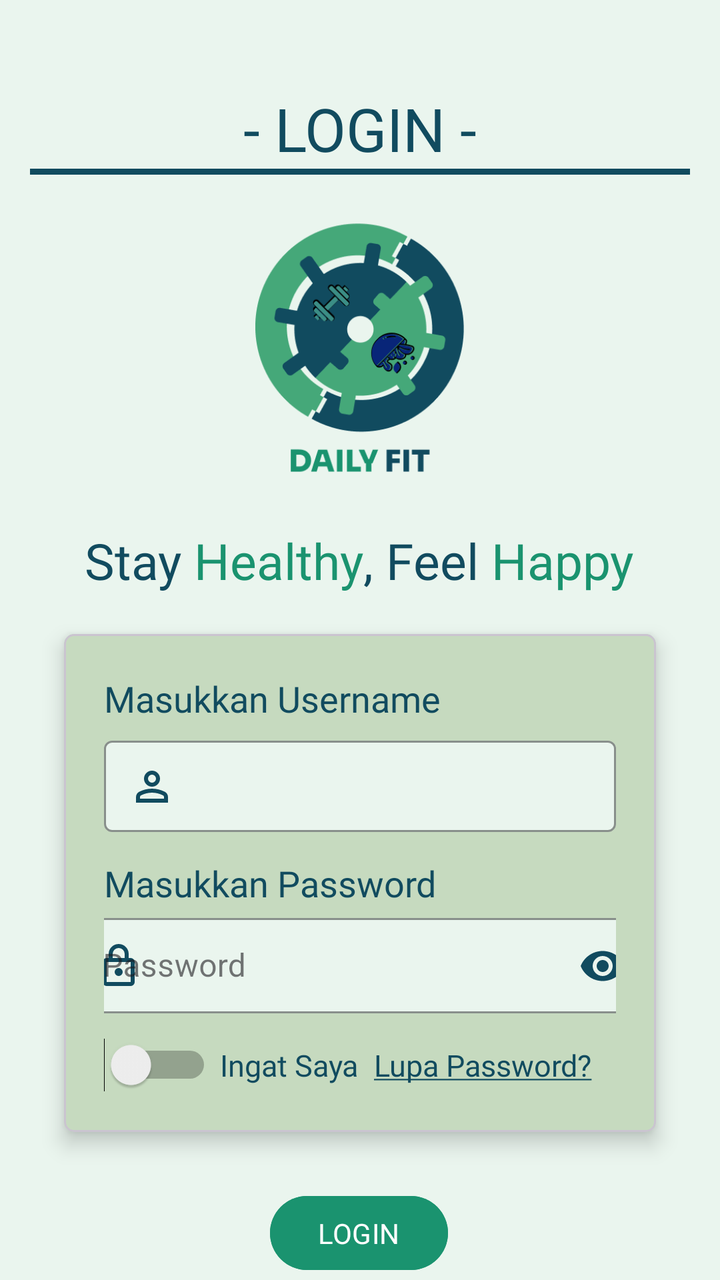
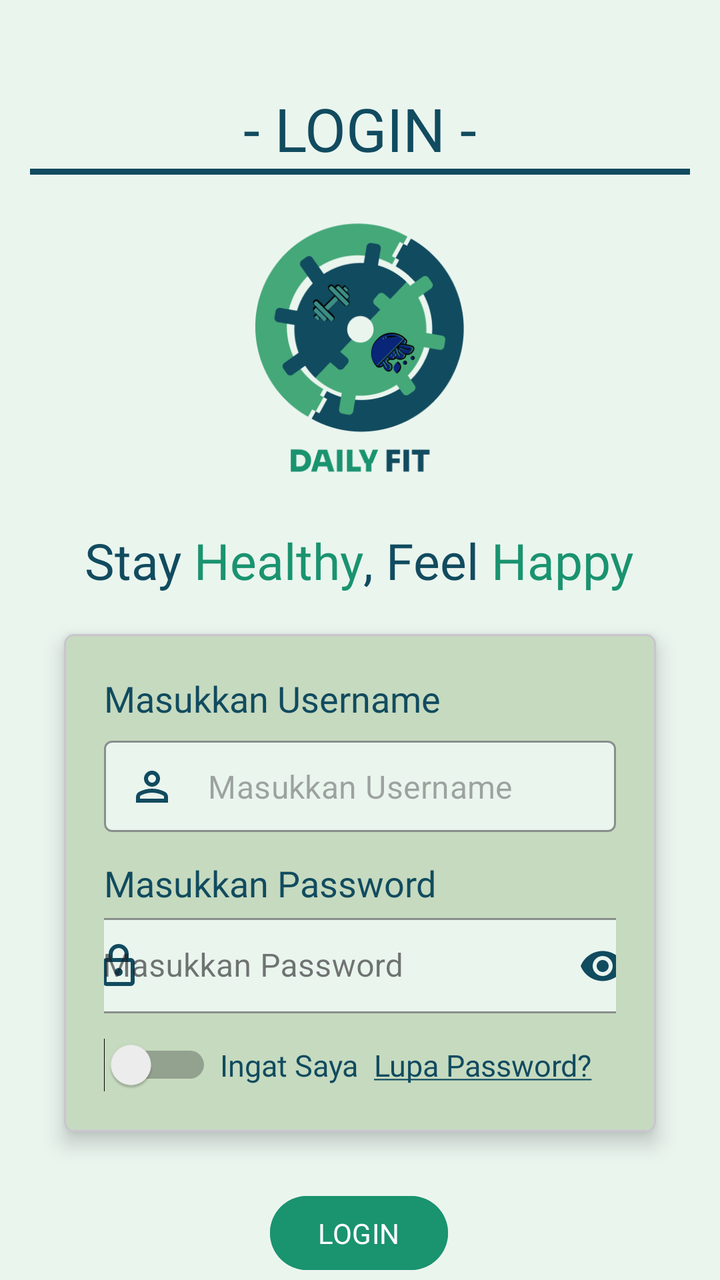

The first picture is an Android layout as it rendered before a commit; the second is the same layout after the commit. The layout source and the unified diff follow.
<!-- AndroidManifest.xml: application theme Theme.Sherine_TIA -->
<!-- res/layout/activity_login.xml -->
<?xml version="1.0" encoding="utf-8"?>
<androidx.constraintlayout.widget.ConstraintLayout xmlns:android="http://schemas.android.com/apk/res/android"
    xmlns:app="http://schemas.android.com/apk/res-auto"
    xmlns:tools="http://schemas.android.com/tools"
    android:id="@+id/main"
    android:layout_width="match_parent"
    android:layout_height="match_parent"
    android:background="@color/bgColour"
    tools:context=".LoginActivity">

    <ImageView
        android:id="@+id/imageView"
        android:layout_width="189dp"
        android:layout_height="150dp"
        android:layout_marginTop="9dp"
        app:layout_constraintEnd_toEndOf="parent"
        app:layout_constraintStart_toStartOf="parent"
        app:layout_constraintTop_toBottomOf="@+id/head"
        app:srcCompat="@drawable/logo_daily_fit" />

    <View
        android:id="@+id/toolbarLine"
        android:layout_width="330dp"
        android:layout_height="3dp"
        android:layout_gravity="bottom"
        android:background="@color/blue"
        app:layout_constraintEnd_toEndOf="parent"
        app:layout_constraintStart_toStartOf="parent"
        app:layout_constraintTop_toBottomOf="@+id/head" />

    <TextView
        android:id="@+id/textView"
        android:layout_width="wrap_content"
        android:layout_height="wrap_content"
        android:layout_marginTop="20dp"
        android:fontFamily="@font/nunito_bold"
        android:text="@string/tagline"
        android:textColor="@color/blue"
        android:textSize="25sp"
        app:layout_constraintEnd_toEndOf="parent"
        app:layout_constraintHorizontal_bias="0.497"
        app:layout_constraintStart_toStartOf="parent"
        app:layout_constraintTop_toBottomOf="@+id/imageView" />

    <com.google.android.material.card.MaterialCardView
        android:id="@+id/cardViewInput"
        android:layout_width="0dp"
        android:layout_height="wrap_content"
        android:layout_marginHorizontal="32dp"
        android:layout_marginTop="20dp"
        android:backgroundTint="@color/cardBg"
        app:cardCornerRadius="5dp"
        app:cardElevation="6dp"
        app:layout_constraintBottom_toTopOf="@+id/btnLogin"
        app:layout_constraintEnd_toEndOf="parent"
        app:layout_constraintStart_toStartOf="parent"
        app:layout_constraintTop_toBottomOf="@+id/textView">

        <androidx.constraintlayout.widget.ConstraintLayout
            android:layout_width="match_parent"
            android:layout_height="wrap_content"
            android:paddingHorizontal="20dp"
            android:paddingVertical="20dp">

            <TextView
                android:id="@+id/txtUsername"
                android:layout_width="wrap_content"
                android:layout_height="wrap_content"
                android:fontFamily="@font/nunito_medium"
                android:text="Masukkan Username"
                android:textColor="@color/blue"
                android:textSize="18sp"
                app:layout_constraintStart_toStartOf="parent"
                app:layout_constraintTop_toTopOf="parent" />

            <com.google.android.material.textfield.TextInputLayout
                android:id="@+id/textInputUsername"
                style="@style/Widget.MaterialComponents.TextInputLayout.OutlinedBox.Dense"
                android:layout_width="0dp"
                android:layout_height="wrap_content"
                android:layout_marginTop="8dp"
                android:hint="Username"
                app:boxBackgroundColor="@color/bgColour"
                app:boxCornerRadiusBottomEnd="4dp"
                app:boxCornerRadiusBottomStart="4dp"
                app:boxCornerRadiusTopEnd="4dp"
                app:boxCornerRadiusTopStart="4dp"
                app:boxStrokeColor="@color/blue"
                app:endIconMode="clear_text"
                app:hintEnabled="false"
                app:layout_constraintEnd_toEndOf="parent"
                app:layout_constraintStart_toStartOf="parent"
                app:layout_constraintTop_toBottomOf="@+id/txtUsername"
                app:startIconDrawable="@drawable/outline_person_24"
                app:startIconTint="@color/blue">

                <com.google.android.material.textfield.TextInputEditText
                    android:id="@+id/inputUsername"
                    android:layout_width="match_parent"
                    android:layout_height="wrap_content"
                    android:inputType="text"
                    android:paddingVertical="12dp"
                    android:textColor="@color/blue" />
            </com.google.android.material.textfield.TextInputLayout>

            <TextView
                android:id="@+id/txtPassword"
                android:layout_width="wrap_content"
                android:layout_height="wrap_content"
                android:layout_marginTop="12dp"
                android:fontFamily="@font/nunito_medium"
                android:text="Masukkan Password"
                android:textColor="@color/blue"
                android:textSize="18sp"
                app:layout_constraintStart_toStartOf="parent"
                app:layout_constraintTop_toBottomOf="@+id/textInputUsername" />

            <com.google.android.material.textfield.TextInputLayout
                android:id="@+id/textInputPassword"
                style="@style/Widget.MaterialComponents.TextInputLayout.OutlinedBox.Dense"
                android:layout_width="290dp"
                android:layout_height="wrap_content"
                android:layout_marginHorizontal="35dp"
                android:layout_marginStart="2dp"
                android:layout_marginEnd="2dp"
                android:hint="Password"
                app:boxBackgroundColor="@color/bgColour"
                app:boxStrokeColor="@color/blue"
                app:endIconMode="password_toggle"
                app:endIconTint="@color/blue"
                app:hintTextColor="@color/blue"
                app:layout_constraintEnd_toEndOf="parent"
                app:layout_constraintStart_toStartOf="parent"
                app:layout_constraintTop_toBottomOf="@+id/txtPassword"
                app:placeholderText="Masukkan Password"
                app:startIconDrawable="@drawable/outline_lock_24"
                app:startIconTint="@color/blue">

                <com.google.android.material.textfield.TextInputEditText
                    android:id="@+id/inputPassword"
                    android:layout_width="match_parent"
                    android:layout_height="wrap_content"
                    android:inputType="textPassword" />
            </com.google.android.material.textfield.TextInputLayout>

            <Switch
                android:id="@+id/switchRememberMe"
                android:layout_width="wrap_content"
                android:layout_height="wrap_content"
                android:layout_marginTop="12dp"
                app:layout_constraintBottom_toBottomOf="parent"
                app:layout_constraintStart_toStartOf="parent"
                app:layout_constraintTop_toBottomOf="@+id/textInputPassword" />

            <TextView
                android:id="@+id/textRememberMe"
                android:layout_width="wrap_content"
                android:layout_height="wrap_content"
                android:layout_marginStart="4dp"
                android:fontFamily="@font/nunito_regular"
                android:text="Ingat Saya"
                android:textColor="@color/blue"
                android:textSize="15sp"
                app:layout_constraintBottom_toBottomOf="@+id/switchRememberMe"
                app:layout_constraintStart_toEndOf="@+id/switchRememberMe"
                app:layout_constraintTop_toTopOf="@+id/switchRememberMe" />

            <TextView
                android:id="@+id/txtForgotPass"
                android:layout_width="125dp"
                android:layout_height="wrap_content"
                android:layout_marginEnd="4dp"
                android:fontFamily="@font/nunito_regular"
                android:text="@string/forgotPassword"
                android:textAlignment="center"
                android:textColor="@color/blue"
                android:textSize="15sp"
                app:layout_constraintBottom_toBottomOf="@+id/textRememberMe"
                app:layout_constraintEnd_toEndOf="parent"
                app:layout_constraintTop_toBottomOf="@+id/textInputPassword"
                app:layout_constraintVertical_bias="1.0" />
        </androidx.constraintlayout.widget.ConstraintLayout>

    </com.google.android.material.card.MaterialCardView>

    <Button
        android:id="@+id/btnLogin"
        android:layout_width="wrap_content"
        android:layout_height="45dp"
        android:layout_marginHorizontal="32dp"
        android:layout_marginTop="28dp"
        android:backgroundTint="@color/green"
        android:fontFamily="@font/nunito_medium"
        android:text="LOGIN"
        app:layout_constraintEnd_toEndOf="parent"
        app:layout_constraintHorizontal_bias="0.498"
        app:layout_constraintStart_toStartOf="parent"
        app:layout_constraintTop_toBottomOf="@+id/cardViewInput" />

    <TextView
        android:id="@+id/textView2"
        android:layout_width="wrap_content"
        android:layout_height="wrap_content"
        android:layout_marginTop="8dp"
        android:clickable="true"
        android:focusable="true"
        android:fontFamily="@font/nunito_regular"
        android:text="@string/txtRegister"
        android:textColor="@color/blue"
        android:textSize="15sp"
        app:layout_constraintEnd_toEndOf="parent"
        app:layout_constraintStart_toStartOf="parent"
        app:layout_constraintTop_toBottomOf="@+id/btnLogin" />

    <TextView
        android:id="@+id/head"
        android:layout_width="wrap_content"
        android:layout_height="wrap_content"
        android:layout_marginTop="44dp"
        android:fontFamily="@font/sora_bold"
        android:text="- LOGIN -"
        android:textColor="@color/blue"
        android:textSize="30sp"
        app:layout_constraintEnd_toEndOf="parent"
        app:layout_constraintStart_toStartOf="parent"
        app:layout_constraintTop_toTopOf="parent" />

    <Button
        android:id="@+id/btnRegister"
        android:layout_width="67dp"
        android:layout_height="18dp"
        android:background="@android:color/transparent"
        android:text=""
        app:layout_constraintBottom_toBottomOf="@+id/textView2"
        app:layout_constraintEnd_toEndOf="@+id/textView2"
        app:layout_constraintTop_toTopOf="@+id/textView2"
        app:layout_constraintVertical_bias="1.0" />

</androidx.constraintlayout.widget.ConstraintLayout>
<!-- resources referenced by this layout -->
<resources>
  <color name="bgColour">#EAF5EE</color>
  <color name="blue">#114B5F</color>
  <color name="cardBg">#C6DABF</color>
  <color name="green">#1A936F</color>
  <!-- drawable logo_daily_fit: png bitmap (drawable, 26245 bytes) -->
  <!-- drawable outline_lock_24 (drawable) -->
  <vector xmlns:android="http://schemas.android.com/apk/res/android"
      android:height="24dp"
      android:tint="#114B5F"
      android:viewportHeight="960"
      android:viewportWidth="960"
      android:width="24dp">
  
      <path
          android:fillColor="@android:color/white"
          android:pathData="M240,880Q207,880 183.5,856.5Q160,833 160,800L160,400Q160,367 183.5,343.5Q207,320 240,320L280,320L280,240Q280,157 338.5,98.5Q397,40 480,40Q563,40 621.5,98.5Q680,157 680,240L680,320L720,320Q753,320 776.5,343.5Q800,367 800,400L800,800Q800,833 776.5,856.5Q753,880 720,880L240,880ZM240,800L720,800Q720,800 720,800Q720,800 720,800L720,400Q720,400 720,400Q720,400 720,400L240,400Q240,400 240,400Q240,400 240,400L240,800Q240,800 240,800Q240,800 240,800ZM536.5,656.5Q560,633 560,600Q560,567 536.5,543.5Q513,520 480,520Q447,520 423.5,543.5Q400,567 400,600Q400,633 423.5,656.5Q447,680 480,680Q513,680 536.5,656.5ZM360,320L600,320L600,240Q600,190 565,155Q530,120 480,120Q430,120 395,155Q360,190 360,240L360,320ZM240,800Q240,800 240,800Q240,800 240,800L240,400Q240,400 240,400Q240,400 240,400L240,400Q240,400 240,400Q240,400 240,400L240,800Q240,800 240,800Q240,800 240,800Z" />
  
  </vector>
  <!-- drawable outline_person_24 (drawable) -->
  <vector xmlns:android="http://schemas.android.com/apk/res/android"
      android:height="24dp"
      android:tint="#114B5F"
      android:viewportHeight="960"
      android:viewportWidth="960"
      android:width="24dp">
  
      <path
          android:fillColor="@android:color/white"
          android:pathData="M367,433Q320,386 320,320Q320,254 367,207Q414,160 480,160Q546,160 593,207Q640,254 640,320Q640,386 593,433Q546,480 480,480Q414,480 367,433ZM160,800L160,688Q160,654 177.5,625.5Q195,597 224,582Q286,551 350,535.5Q414,520 480,520Q546,520 610,535.5Q674,551 736,582Q765,597 782.5,625.5Q800,654 800,688L800,800L160,800ZM240,720L720,720L720,688Q720,677 714.5,668Q709,659 700,654Q646,627 591,613.5Q536,600 480,600Q424,600 369,613.5Q314,627 260,654Q251,659 245.5,668Q240,677 240,688L240,720ZM536.5,376.5Q560,353 560,320Q560,287 536.5,263.5Q513,240 480,240Q447,240 423.5,263.5Q400,287 400,320Q400,353 423.5,376.5Q447,400 480,400Q513,400 536.5,376.5ZM480,320Q480,320 480,320Q480,320 480,320Q480,320 480,320Q480,320 480,320Q480,320 480,320Q480,320 480,320Q480,320 480,320Q480,320 480,320ZM480,720L480,720Q480,720 480,720Q480,720 480,720Q480,720 480,720Q480,720 480,720Q480,720 480,720Q480,720 480,720Q480,720 480,720Q480,720 480,720L480,720Z" />
  
  </vector>
  <string name="forgotPassword"><u>Lupa Password?</u></string>
  <string name="tagline"><font color="#114B5F">Stay </font><font color="#1A936F">Healthy</font><font color="#114B5F">, Feel </font><font color="#1A936F">Happy</font></string>
  <string name="txtRegister">Belum punya akun? \nKlik untuk <u>Register</u></string>
  <style name="Theme.Sherine_TIA" parent="Base.Theme.Sherine_TIA" />
  <style name="Base.Theme.Sherine_TIA" parent="Theme.Material3.DayNight.NoActionBar">
          
          
      </style>
</resources>

<!-- the commit's change to res/layout/activity_login.xml (unified diff, before → after) -->
@@ -99,6 +99,7 @@
                     android:layout_width="match_parent"
                     android:layout_height="wrap_content"
                     android:inputType="text"
+                    android:hint="Masukkan Username"
                     android:paddingVertical="12dp"
                     android:textColor="@color/blue" />
             </com.google.android.material.textfield.TextInputLayout>
@@ -123,7 +124,7 @@
                 android:layout_marginHorizontal="35dp"
                 android:layout_marginStart="2dp"
                 android:layout_marginEnd="2dp"
-                android:hint="Password"
+                android:hint="Masukkan Password"
                 app:boxBackgroundColor="@color/bgColour"
                 app:boxStrokeColor="@color/blue"
                 app:endIconMode="password_toggle"
@@ -132,7 +133,6 @@
                 app:layout_constraintEnd_toEndOf="parent"
                 app:layout_constraintStart_toStartOf="parent"
                 app:layout_constraintTop_toBottomOf="@+id/txtPassword"
-                app:placeholderText="Masukkan Password"
                 app:startIconDrawable="@drawable/outline_lock_24"
                 app:startIconTint="@color/blue">
 
